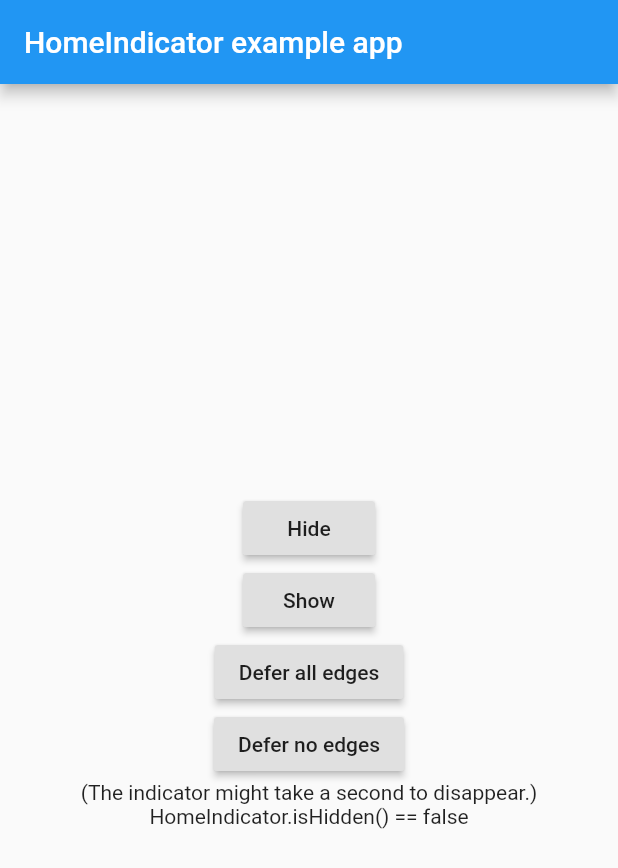
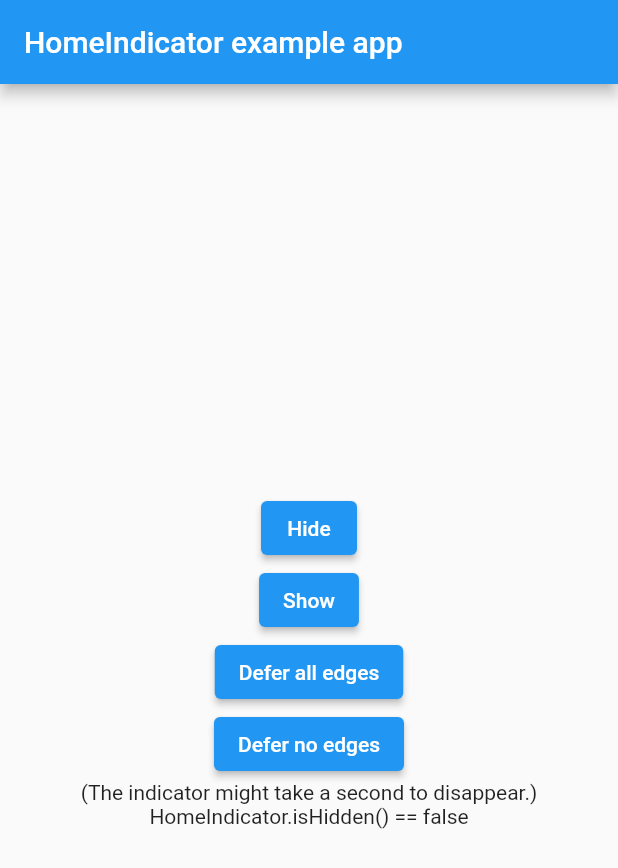
Before and after one commit to RainwayApp/flutter_home_indicator, a Flutter app: the screen it shows after launch, on a phone screen of 412 x 824 dp. Shown: the top 868 px of the screen. Run offline on Flutter 3.47's test engine with Material 2 defaults, Android fonts, the phone set to English and light mode, and no system bars.

Commit message:
Replace deprecated RaisedButton with ElevatedButton
https://docs.google.com/document/d/1yohSuYrvyya5V1hB6j9pJskavCdVq9sVeTqSoEPsWH0/edit

```diff
--- a/example/lib/main.dart
+++ b/example/lib/main.dart
@@ -51,10 +51,10 @@ class _MyAppState extends State<MyApp> {
           child: Column(
             mainAxisAlignment: MainAxisAlignment.center,
             children: <Widget>[
-              RaisedButton(onPressed: _hideHomeIndicator, child: Text('Hide')),
-              RaisedButton(onPressed: _showHomeIndicator, child: Text('Show')),
-              RaisedButton(onPressed: _deferAllScreenEdges, child: Text('Defer all edges')),
-              RaisedButton(onPressed: _deferNoScreenEdges, child: Text('Defer no edges')),
+              ElevatedButton(onPressed: _hideHomeIndicator, child: Text('Hide')),
+              ElevatedButton(onPressed: _showHomeIndicator, child: Text('Show')),
+              ElevatedButton(onPressed: _deferAllScreenEdges, child: Text('Defer all edges')),
+              ElevatedButton(onPressed: _deferNoScreenEdges, child: Text('Defer no edges')),
               Text("(The indicator might take a second to disappear.)"),
               Text("HomeIndicator.isHidden() == $_isHidden"),
             ],
```
